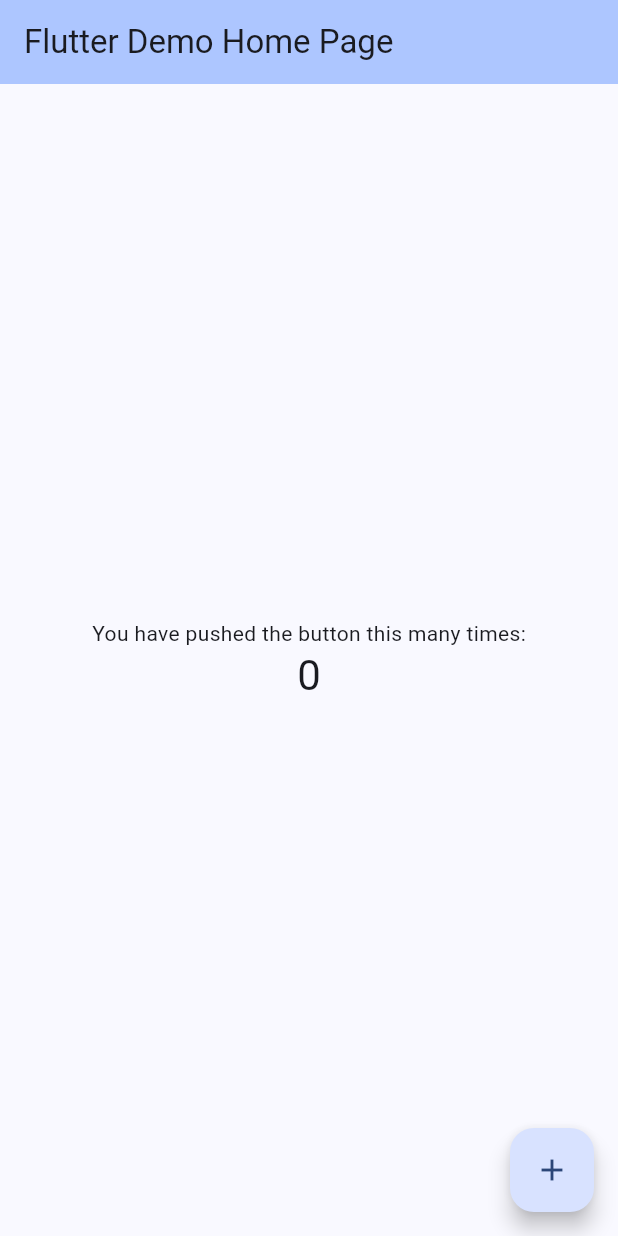
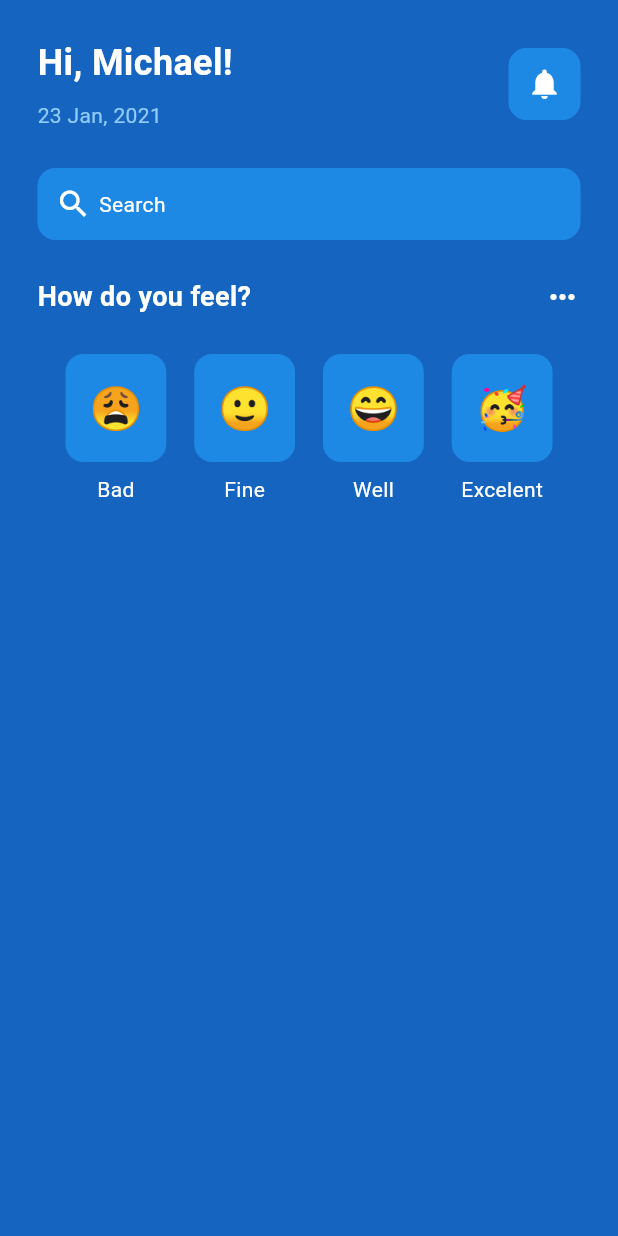
Before and after one commit to michalis-oik/Flutter_App_1, a Flutter app: the screen it shows after launch, on a phone screen of 412 x 824 dp. Run offline on Flutter 3.47's test engine with Material 3 defaults, Android fonts, the phone set to English and light mode, and no system bars.

Commit message:
dribble design app until emojis

```diff
--- a/lib/main.dart
+++ b/lib/main.dart
@@ -1,4 +1,5 @@
 import 'package:flutter/material.dart';
+import 'pages/home_page.dart';
 
 void main() {
   runApp(const MyApp());
@@ -7,116 +8,10 @@ void main() {
 class MyApp extends StatelessWidget {
   const MyApp({super.key});
 
-  // This widget is the root of your application.
   @override
   Widget build(BuildContext context) {
     return MaterialApp(
-      title: 'Flutter Demo',
-      theme: ThemeData(
-        // This is the theme of your application.
-        //
-        // TRY THIS: Try running your application with "flutter run". You'll see
-        // the application has a purple toolbar. Then, without quitting the app,
-        // try changing the seedColor in the colorScheme below to Colors.green
-        // and then invoke "hot reload" (save your changes or press the "hot
-        // reload" button in a Flutter-supported IDE, or press "r" if you used
-        // the command line to start the app).
-        //
-        // Notice that the counter didn't reset back to zero; the application
-        // state is not lost during the reload. To reset the state, use hot
-        // restart instead.
-        //
-        // This works for code too, not just values: Most code changes can be
-        // tested with just a hot reload.
-        colorScheme: ColorScheme.fromSeed(seedColor: Colors.blueAccent),
-      ),
-      home: const MyHomePage(title: 'Flutter Demo Home Page'),
-    );
+      debugShowCheckedModeBanner: false,
+      home: HomePage());
   }
 }
-
-class MyHomePage extends StatefulWidget {
-  const MyHomePage({super.key, required this.title});
-
-  // This widget is the home page of your application. It is stateful, meaning
-  // that it has a State object (defined below) that contains fields that affect
-  // how it looks.
-
-  // This class is the configuration for the state. It holds the values (in this
-  // case the title) provided by the parent (in this case the App widget) and
-  // used by the build method of the State. Fields in a Widget subclass are
-  // always marked "final".
-
-  final String title;
-
-  @override
-  State<MyHomePage> createState() => _MyHomePageState();
-}
-
-class _MyHomePageState extends State<MyHomePage> {
-  int _counter = 0;
-
-  void _incrementCounter() {
-    setState(() {
-      // This call to setState tells the Flutter framework that something has
-      // changed in this State, which causes it to rerun the build method below
-      // so that the display can reflect the updated values. If we changed
-      // _counter without calling setState(), then the build method would not be
-      // called again, and so nothing would appear to happen.
-      _counter++;
-    });
-  }
-
-  @override
-  Widget build(BuildContext context) {
-    // This method is rerun every time setState is called, for instance as done
-    // by the _incrementCounter method above.
-    //
-    // The Flutter framework has been optimized to make rerunning build methods
-    // fast, so that you can just rebuild anything that needs updating rather
-    // than having to individually change instances of widgets.
-    return Scaffold(
-      appBar: AppBar(
-        // TRY THIS: Try changing the color here to a specific color (to
-        // Colors.amber, perhaps?) and trigger a hot reload to see the AppBar
-        // change color while the other colors stay the same.
-        backgroundColor: Theme.of(context).colorScheme.inversePrimary,
-        // Here we take the value from the MyHomePage object that was created by
-        // the App.build method, and use it to set our appbar title.
-        title: Text(widget.title),
-      ),
-      body: Center(
-        // Center is a layout widget. It takes a single child and positions it
-        // in the middle of the parent.
-        child: Column(
-          // Column is also a layout widget. It takes a list of children and
-          // arranges them vertically. By default, it sizes itself to fit its
-          // children horizontally, and tries to be as tall as its parent.
-          //
-          // Column has various properties to control how it sizes itself and
-          // how it positions its children. Here we use mainAxisAlignment to
-          // center the children vertically; the main axis here is the vertical
-          // axis because Columns are vertical (the cross axis would be
-          // horizontal).
-          //
-          // TRY THIS: Invoke "debug painting" (choose the "Toggle Debug Paint"
-          // action in the IDE, or press "p" in the console), to see the
-          // wireframe for each widget.
-          mainAxisAlignment: MainAxisAlignment.center,
-          children: <Widget>[
-            const Text('You have pushed the button this many times:'),
-            Text(
-              '$_counter',
-              style: Theme.of(context).textTheme.headlineMedium,
-            ),
-          ],
-        ),
-      ),
-      floatingActionButton: FloatingActionButton(
-        onPressed: _incrementCounter,
-        tooltip: 'Increment',
-        child: const Icon(Icons.add),
-      ), // This trailing comma makes auto-formatting nicer for build methods.
-    );
-  }
-}
--- /dev/null
+++ b/lib/pages/home_page.dart
@@ -0,0 +1,203 @@
+import 'package:flutter/material.dart';
+import 'package:flutter_app_1/util/emoticon_face.dart';
+
+class HomePage extends StatefulWidget {
+  const HomePage({super.key});
+
+  @override
+  State<HomePage> createState() => _HomePageState();
+}
+
+class _HomePageState extends State<HomePage> {
+  @override
+  Widget build(BuildContext context) {
+    return Scaffold(
+      backgroundColor: Colors.blue[800],
+      body: SafeArea(
+        child: Padding(
+          padding: const EdgeInsets.all(25.0),
+          child: Column(
+            children: [
+              // greetings Row
+              Row(
+                mainAxisAlignment: MainAxisAlignment.spaceBetween,
+                children: [
+                  // Hi Michael!
+                  Column(
+                    crossAxisAlignment: CrossAxisAlignment.start,
+                    children: [
+                      Text(
+                        'Hi, Michael!',
+                        style: TextStyle(
+                          color: Colors.white,
+                          fontSize: 24,
+                          fontWeight: FontWeight.bold
+                        ),
+                      ),
+                      SizedBox(
+                        height: 8,
+                      ),
+                      Text(
+                        '23 Jan, 2021',
+                        style: TextStyle(
+                          color: Colors.blue[200],
+                        ),
+                      )
+                    ],
+                  ),
+                  // Notification
+                  Container(
+                    decoration: BoxDecoration(
+                      color: Colors.blue[600],
+                      borderRadius: BorderRadius.circular(12)
+                    ),
+                    padding: EdgeInsets.all(12),
+                    child: Icon(
+                      Icons.notifications,
+                      color: Colors.white,
+                    ),
+                  )
+                ],
+              ),
+              SizedBox(
+                height: 25,
+              ),
+              //  search Bar
+              Container(
+                decoration: BoxDecoration(
+                  color: Colors.blue[600],
+                  borderRadius: BorderRadius.circular(12),
+                ),
+                padding: EdgeInsets.all(12),
+                child: Row(
+                  children: [
+                    Icon(
+                      Icons.search,
+                      color: Colors.white,
+                    ),
+                    SizedBox(
+                      width: 5,
+                    ),
+                    Text(
+                      'Search',
+                      style: TextStyle(
+                        color: Colors.white,
+                      ),
+                    ),
+                  ],
+                ),
+              ),
+
+              SizedBox(
+                height: 25,
+              ),
+
+              // how do you feel?
+
+              Row(
+                mainAxisAlignment: MainAxisAlignment.spaceBetween,
+                children: [
+                  Text(
+                    'How do you feel?',
+                    style: TextStyle(
+                      color: Colors.white,
+                      fontSize: 18,
+                      fontWeight: FontWeight.bold
+                    ),
+                  ),
+
+                  Icon(
+                    Icons.more_horiz,
+                    color: Colors.white,
+                  ),
+                ],
+              ),
+
+              SizedBox(
+                height: 25,
+              ),
+
+              // 4 different faces
+              Row(
+                mainAxisAlignment: MainAxisAlignment.spaceEvenly,
+                children: [
+                  // bad
+                  Column(
+                    children: [
+                      EmoticonFace(
+                        emoticonFace: '😩',
+                      ),
+                      SizedBox(
+                        height: 8,
+                      ),
+                      Text(
+                        'Bad',
+                        style: TextStyle(
+                          color: Colors.white,
+                        ),
+                      ),
+                    ],
+                  ),
+
+                  // fine'
+                  Column(
+                    children: [
+                      EmoticonFace(
+                        emoticonFace: '🙂',
+                      ),
+                      SizedBox(
+                        height: 8,
+                      ),
+                      Text(
+                        'Fine',
+                        style: TextStyle(
+                          color: Colors.white,
+                        ),
+                      ),
+                    ],
+                  ),
+
+                  // well
+                  Column(
+                    children: [
+                      EmoticonFace(
+                        emoticonFace: '😄',
+                      ),
+                      SizedBox(
+                        height: 8,
+                      ),
+                      Text(
+                        'Well',
+                        style: TextStyle(
+                          color: Colors.white,
+                        ),
+                      ),
+                    ],
+                  ),
+
+                  // excelent
+                  Column(
+                    children: [
+                      EmoticonFace(
+                        emoticonFace: '🥳',
+                      ),
+                      SizedBox(
+                        height: 8,
+                      ),
+                      Text(
+                        'Excelent',
+                        style: TextStyle(
+                          color: Colors.white,
+                        ),
+                      ),
+                    ],
+                  ),
+                ],
+              )
+            ],
+          ),
+        )
+      )
+    );
+  }
+}
--- /dev/null
+++ b/lib/util/emoticon_face.dart
@@ -0,0 +1,30 @@
+import 'package:flutter/material.dart';
+
+class EmoticonFace extends StatelessWidget {
+
+  final String emoticonFace;
+
+  const EmoticonFace({
+    super.key,
+    required this.emoticonFace,
+  });
+
+  @override
+  Widget build(BuildContext context) {
+    return Container(
+      decoration: BoxDecoration(
+        color: Colors.blue[600],
+        borderRadius: BorderRadius.circular(12)
+      ),
+      padding: EdgeInsets.all(16),
+      child: Center(
+        child: Text(
+          emoticonFace,
+          style: TextStyle(
+            fontSize: 28,
+          ),
+        ),
+      ),
+    );
+  }
+}
```
